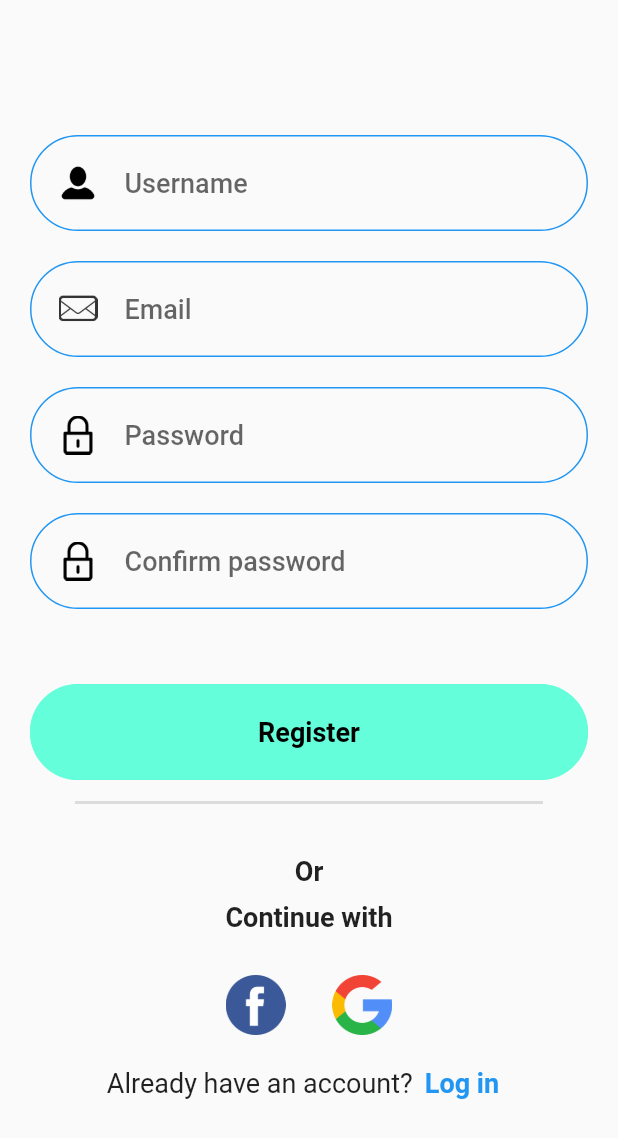
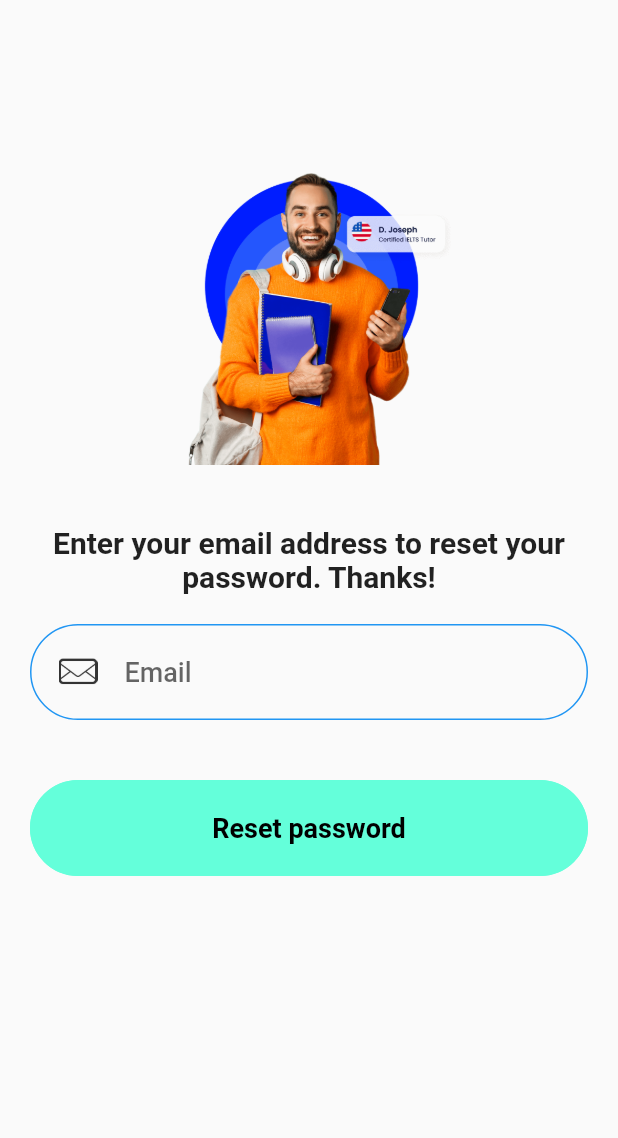
Before and after one commit to QNhatCNTT/lettutorapp, a Flutter app: the screen it shows after launch, on a phone screen of 412 x 824 dp. Shown: the top 1138 px of the screen. Run offline on Flutter 3.47's test engine with Material 2 defaults, Android fonts, the phone set to English and light mode, and no system bars.

Commit message:
create ui screen forgot password

```diff
--- /dev/null
+++ b/lib/Screens/ForgotPassword/forgot_password_ui.dart
@@ -0,0 +1,55 @@
+import 'package:flutter/material.dart';
+import 'package:lettutorapp/Components/backgroundimage.dart';
+import 'package:lettutorapp/Components/button.dart';
+import 'package:lettutorapp/Components/input.dart';
+
+class ForgotPasswordScreen extends StatelessWidget {
+  const ForgotPasswordScreen({Key? key}) : super(key: key);
+
+  @override
+  Widget build(BuildContext context) {
+    return SingleChildScrollView(
+      child: Container(
+        alignment: Alignment.center,
+        padding: const EdgeInsets.only(
+          top: 50,
+          right: 20,
+          left: 20,
+        ),
+        child: Column(
+          children: [
+            Container(
+              height: 300,
+              width: 300,
+              padding: const EdgeInsets.only(
+                bottom: 10,
+              ),
+              child: const Background(
+                imageURL: 'assets/images/welcome.png',
+              ),
+            ),
+            const Text(
+              'Enter your email address to reset your password. Thanks!',
+              style: TextStyle(
+                fontSize: 20,
+                fontWeight: FontWeight.bold,
+              ),
+              textAlign: TextAlign.center,
+            ),
+            const CustomInput(
+              iconUrl: 'assets/images/icon_email.png',
+              hint: 'Email',
+            ),
+            const CustomButton(
+              title: 'Reset password',
+              margin: EdgeInsets.only(
+                top: 40,
+                bottom: 40,
+              ),
+            ),
+          ],
+        ),
+      ),
+    );
+  }
+}
--- a/lib/Screens/index.dart
+++ b/lib/Screens/index.dart
@@ -1,5 +1,6 @@
 import 'package:flutter/material.dart';
 
+import 'ForgotPassword/forgot_password_ui.dart';
 import 'Login/login_ui.dart';
 import 'Register/register_ui.dart';
 import 'Welcome/welcome.dart';
@@ -17,7 +18,8 @@ class _AuthenScreensState extends State<AuthenScreens> {
     return const Scaffold(
       //body: WelcomeScreen(),
       //body: LoginScreen(),
-      body: RegisterScreen(),
+      // body: RegisterScreen(),
+      body: ForgotPasswordScreen(),
     );
   }
 }
```
